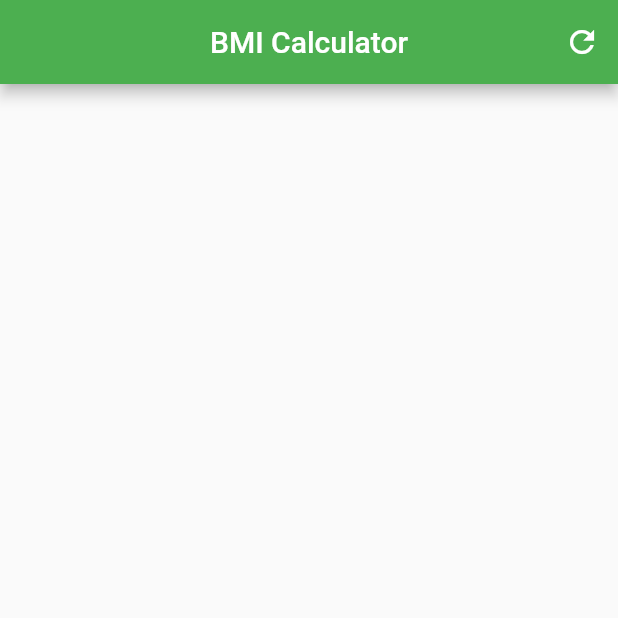
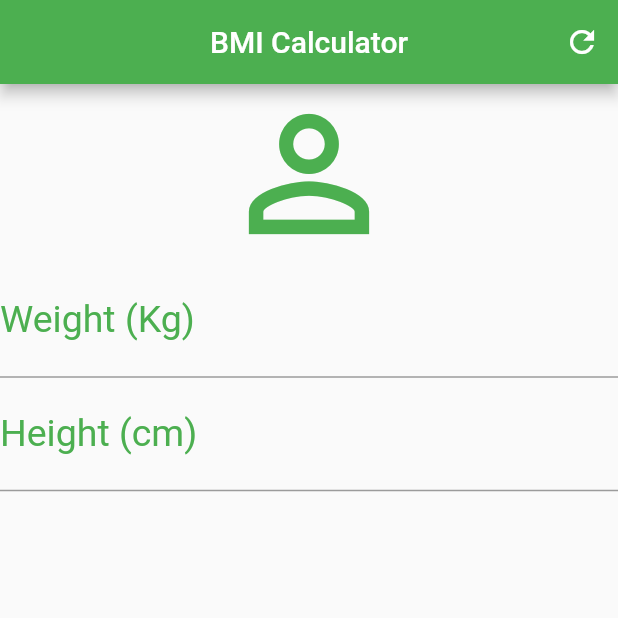
Before and after one commit to Wkerlyson/calculator-bmi, a Flutter app: the screen it shows after launch, on a phone screen of 412 x 824 dp, the top half of it. Run offline on Flutter 3.47's test engine with Material 2 defaults, Android fonts, the phone set to English and light mode, and no system bars.

Commit message:
adding TextField and Decoration

```diff
--- a/lib/main.dart
+++ b/lib/main.dart
@@ -23,6 +23,26 @@ class _HomeState extends State<Home> {
           )
         ],
       ),
+      body: Column(
+        crossAxisAlignment: CrossAxisAlignment.stretch,
+        children: <Widget>[
+          Icon(Icons.person_outline, size: 120, color: Colors.green),
+          TextField(
+            keyboardType: TextInputType.number,
+            decoration: InputDecoration(
+                labelText: 'Weight (Kg)',
+                labelStyle: TextStyle(color: Colors.green)),
+            style: TextStyle(color: Colors.green, fontSize: 25),
+          ),
+          TextField(
+            keyboardType: TextInputType.number,
+            decoration: InputDecoration(
+                labelText: 'Height (cm)',
+                labelStyle: TextStyle(color: Colors.green)),
+            style: TextStyle(color: Colors.green, fontSize: 25),
+          )
+        ],
+      ),
     );
   }
 }
```
